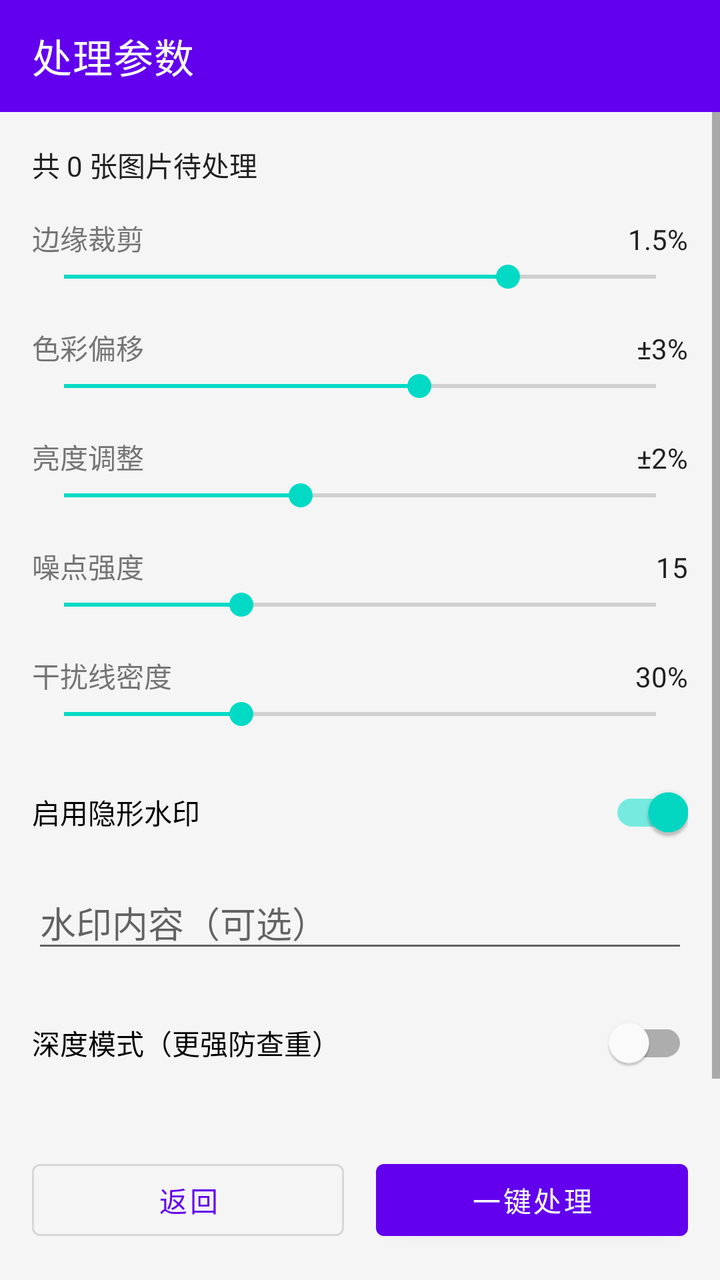
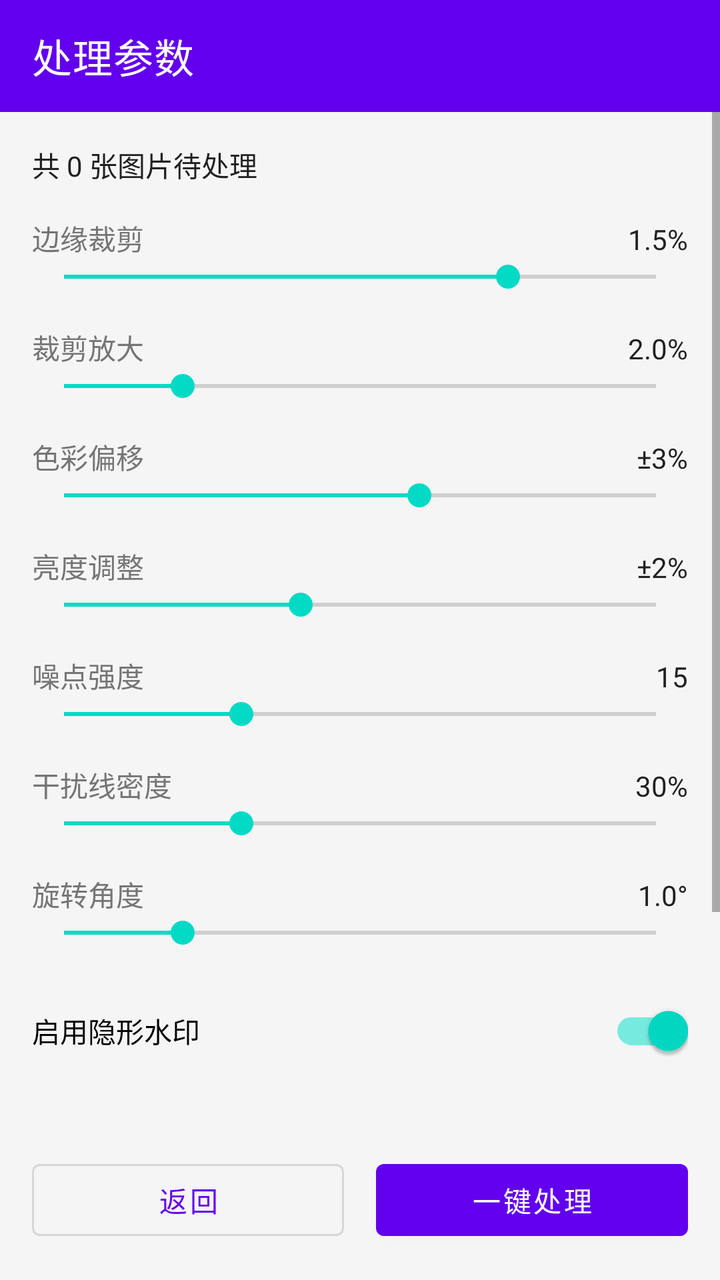

Screens rendered from an Android XML layout before and after an edit, with the pre-edit source and the edit as a unified diff.
<!-- AndroidManifest.xml: application theme AppTheme -->
<!-- res/layout/fragment_processing.xml -->
<?xml version="1.0" encoding="utf-8"?>
<LinearLayout xmlns:android="http://schemas.android.com/apk/res/android"
    xmlns:app="http://schemas.android.com/apk/res-auto"
    android:layout_width="match_parent"
    android:layout_height="match_parent"
    android:orientation="vertical"
    android:background="@color/background">

    <com.google.android.material.appbar.MaterialToolbar
        android:id="@+id/toolbar"
        android:layout_width="match_parent"
        android:layout_height="?attr/actionBarSize"
        android:background="@color/primary"
        app:title="处理参数"
        app:titleTextColor="@color/white" />

    <ScrollView
        android:layout_width="match_parent"
        android:layout_height="0dp"
        android:layout_weight="1">

        <LinearLayout
            android:layout_width="match_parent"
            android:layout_height="wrap_content"
            android:orientation="vertical"
            android:padding="16dp">

            <TextView
                android:id="@+id/textViewImageCount"
                android:layout_width="wrap_content"
                android:layout_height="wrap_content"
                android:text="共 0 张图片待处理"
                android:textColor="@color/text_primary"
                android:textSize="14sp"
                android:layout_marginBottom="16dp" />

            
            <LinearLayout
                android:layout_width="match_parent"
                android:layout_height="wrap_content"
                android:orientation="horizontal">

                <TextView
                    android:layout_width="0dp"
                    android:layout_height="wrap_content"
                    android:layout_weight="1"
                    android:text="边缘裁剪"
                    android:textColor="@color/text_secondary" />

                <TextView
                    android:id="@+id/textViewCropValue"
                    android:layout_width="wrap_content"
                    android:layout_height="wrap_content"
                    android:text="1.5%"
                    android:textColor="@color/text_primary" />
            </LinearLayout>

            <SeekBar
                android:id="@+id/seekBarCropProgress"
                android:layout_width="match_parent"
                android:layout_height="wrap_content"
                android:max="20"
                android:progress="15" />

            
            <LinearLayout
                android:layout_width="match_parent"
                android:layout_height="wrap_content"
                android:orientation="horizontal"
                android:layout_marginTop="16dp">

                <TextView
                    android:layout_width="0dp"
                    android:layout_height="wrap_content"
                    android:layout_weight="1"
                    android:text="色彩偏移"
                    android:textColor="@color/text_secondary" />

                <TextView
                    android:id="@+id/textViewColorValue"
                    android:layout_width="wrap_content"
                    android:layout_height="wrap_content"
                    android:text="±3%"
                    android:textColor="@color/text_primary" />
            </LinearLayout>

            <SeekBar
                android:id="@+id/seekBarColorShift"
                android:layout_width="match_parent"
                android:layout_height="wrap_content"
                android:max="50"
                android:progress="30" />

            
            <LinearLayout
                android:layout_width="match_parent"
                android:layout_height="wrap_content"
                android:orientation="horizontal"
                android:layout_marginTop="16dp">

                <TextView
                    android:layout_width="0dp"
                    android:layout_height="wrap_content"
                    android:layout_weight="1"
                    android:text="亮度调整"
                    android:textColor="@color/text_secondary" />

                <TextView
                    android:id="@+id/textViewBrightnessValue"
                    android:layout_width="wrap_content"
                    android:layout_height="wrap_content"
                    android:text="±2%"
                    android:textColor="@color/text_primary" />
            </LinearLayout>

            <SeekBar
                android:id="@+id/seekBarBrightness"
                android:layout_width="match_parent"
                android:layout_height="wrap_content"
                android:max="50"
                android:progress="20" />

            
            <LinearLayout
                android:layout_width="match_parent"
                android:layout_height="wrap_content"
                android:orientation="horizontal"
                android:layout_marginTop="16dp">

                <TextView
                    android:layout_width="0dp"
                    android:layout_height="wrap_content"
                    android:layout_weight="1"
                    android:text="噪点强度"
                    android:textColor="@color/text_secondary" />

                <TextView
                    android:id="@+id/textViewNoiseValue"
                    android:layout_width="wrap_content"
                    android:layout_height="wrap_content"
                    android:text="15"
                    android:textColor="@color/text_primary" />
            </LinearLayout>

            <SeekBar
                android:id="@+id/seekBarNoise"
                android:layout_width="match_parent"
                android:layout_height="wrap_content"
                android:max="50"
                android:progress="15" />

            
            <LinearLayout
                android:layout_width="match_parent"
                android:layout_height="wrap_content"
                android:orientation="horizontal"
                android:layout_marginTop="16dp">

                <TextView
                    android:layout_width="0dp"
                    android:layout_height="wrap_content"
                    android:layout_weight="1"
                    android:text="干扰线密度"
                    android:textColor="@color/text_secondary" />

                <TextView
                    android:id="@+id/textViewInterferenceValue"
                    android:layout_width="wrap_content"
                    android:layout_height="wrap_content"
                    android:text="30%"
                    android:textColor="@color/text_primary" />
            </LinearLayout>

            <SeekBar
                android:id="@+id/seekBarInterference"
                android:layout_width="match_parent"
                android:layout_height="wrap_content"
                android:max="100"
                android:progress="30" />

            
            <com.google.android.material.switchmaterial.SwitchMaterial
                android:id="@+id/switchWatermark"
                android:layout_width="match_parent"
                android:layout_height="wrap_content"
                android:text="启用隐形水印"
                android:checked="true"
                android:layout_marginTop="16dp" />

            <EditText
                android:id="@+id/editTextWatermark"
                android:layout_width="match_parent"
                android:layout_height="wrap_content"
                android:hint="水印内容（可选）"
                android:visibility="visible"
                android:layout_marginTop="8dp" />

            
            <com.google.android.material.switchmaterial.SwitchMaterial
                android:id="@+id/switchDeepAi"
                android:layout_width="match_parent"
                android:layout_height="wrap_content"
                android:text="深度模式（更强防查重）"
                android:checked="false"
                android:layout_marginTop="16dp" />

            <TextView
                android:id="@+id/textViewDeepHint"
                android:layout_width="match_parent"
                android:layout_height="wrap_content"
                android:textSize="12sp"
                android:textColor="@color/text_secondary"
                android:layout_marginTop="4dp" />

        </LinearLayout>
    </ScrollView>

    <LinearLayout
        android:layout_width="match_parent"
        android:layout_height="wrap_content"
        android:orientation="horizontal"
        android:padding="16dp">

        <com.google.android.material.button.MaterialButton
            android:id="@+id/buttonBack"
            style="@style/Widget.MaterialComponents.Button.OutlinedButton"
            android:layout_width="0dp"
            android:layout_height="wrap_content"
            android:layout_weight="1"
            android:text="返回"
            android:layout_marginEnd="8dp" />

        <com.google.android.material.button.MaterialButton
            android:id="@+id/buttonProcess"
            android:layout_width="0dp"
            android:layout_height="wrap_content"
            android:layout_weight="1"
            android:text="一键处理"
            android:layout_marginStart="8dp" />

    </LinearLayout>

    <ProgressBar
        android:id="@+id/progressBar"
        android:layout_width="wrap_content"
        android:layout_height="wrap_content"
        android:layout_gravity="center"
        android:visibility="gone"
        android:layout_marginBottom="16dp" />

    <com.google.android.material.button.MaterialButton
        android:id="@+id/buttonSaveAll"
        android:layout_width="match_parent"
        android:layout_height="wrap_content"
        android:layout_marginStart="16dp"
        android:layout_marginEnd="16dp"
        android:layout_marginBottom="8dp"
        android:text="一键保存全部到相册"
        android:visibility="gone" />

    <androidx.recyclerview.widget.RecyclerView
        android:id="@+id/recyclerViewResults"
        android:layout_width="match_parent"
        android:layout_height="wrap_content"
        android:visibility="gone" />

</LinearLayout>
<!-- resources referenced by this layout -->
<resources>
  <color name="background">#F5F5F5</color>
  <color name="primary">#6200EE</color>
  <color name="text_primary">#212121</color>
  <color name="text_secondary">#757575</color>
  <color name="white">#FFFFFF</color>
  <style name="AppTheme" parent="Theme.MaterialComponents.Light.NoActionBar">
          <item name="colorPrimary">@color/primary</item>
          <item name="colorPrimaryVariant">@color/primary_dark</item>
          <item name="colorOnPrimary">@color/white</item>
          <item name="colorSecondary">@color/accent</item>
          <item name="android:statusBarColor">@color/primary_dark</item>
      </style>
  <color name="primary_dark">#3700B3</color>
  <color name="accent">#03DAC5</color>
</resources>

<!-- the commit's change to res/layout/fragment_processing.xml (unified diff, before → after) -->
@@ -73,6 +73,34 @@
                     android:layout_width="0dp"
                     android:layout_height="wrap_content"
                     android:layout_weight="1"
+                    android:text="裁剪放大"
+                    android:textColor="@color/text_secondary" />
+
+                <TextView
+                    android:id="@+id/textViewCropZoomValue"
+                    android:layout_width="wrap_content"
+                    android:layout_height="wrap_content"
+                    android:text="2.0%"
+                    android:textColor="@color/text_primary" />
+            </LinearLayout>
+
+            <SeekBar
+                android:id="@+id/seekBarCropZoom"
+                android:layout_width="match_parent"
+                android:layout_height="wrap_content"
+                android:max="100"
+                android:progress="20" />
+            
+            <LinearLayout
+                android:layout_width="match_parent"
+                android:layout_height="wrap_content"
+                android:orientation="horizontal"
+                android:layout_marginTop="16dp">
+
+                <TextView
+                    android:layout_width="0dp"
+                    android:layout_height="wrap_content"
+                    android:layout_weight="1"
                     android:text="色彩偏移"
                     android:textColor="@color/text_secondary" />
 
@@ -178,6 +206,34 @@
                 android:max="100"
                 android:progress="30" />
 
+            
+            <LinearLayout
+                android:layout_width="match_parent"
+                android:layout_height="wrap_content"
+                android:orientation="horizontal"
+                android:layout_marginTop="16dp">
+
+                <TextView
+                    android:layout_width="0dp"
+                    android:layout_height="wrap_content"
+                    android:layout_weight="1"
+                    android:text="旋转角度"
+                    android:textColor="@color/text_secondary" />
+
+                <TextView
+                    android:id="@+id/textViewRotateValue"
+                    android:layout_width="wrap_content"
+                    android:layout_height="wrap_content"
+                    android:text="1.0°"
+                    android:textColor="@color/text_primary" />
+            </LinearLayout>
+
+            <SeekBar
+                android:id="@+id/seekBarRotate"
+                android:layout_width="match_parent"
+                android:layout_height="wrap_content"
+                android:max="50"
+                android:progress="10" />
             
             <com.google.android.material.switchmaterial.SwitchMaterial
                 android:id="@+id/switchWatermark"
